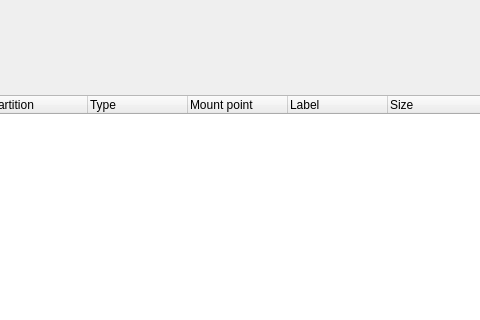
Before: the Qt Designer form src/gui/mainwindowbase.ui in KDE/partitionmanager, drawn with Qt 5; both pictures show x 302 to 782 and y 0 to 320 of the 1007 by 696 pixel window.
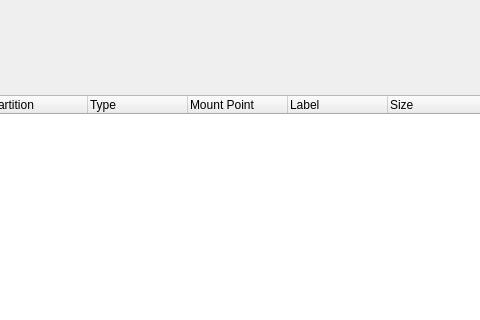
After: the same form once the commit is applied. Custom widgets are drawn as their Qt base class.

What changed in the file:
```diff
--- a/src/gui/mainwindowbase.ui
+++ b/src/gui/mainwindowbase.ui
@@ -67,7 +67,7 @@
         </column>
         <column>
          <property name="text" >
-          <string comment="@label">Mount point</string>
+          <string comment="@label">Mount Point</string>
          </property>
         </column>
         <column>
```
